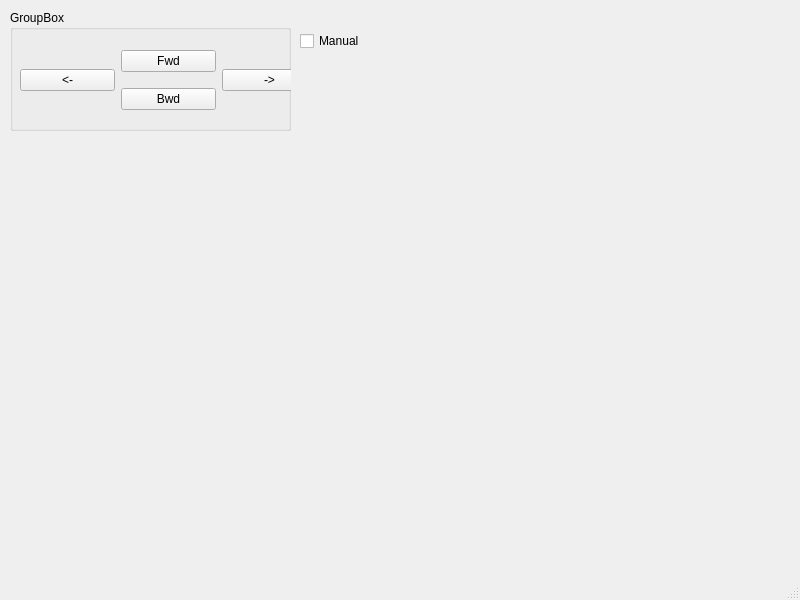
The window that microprobe_app/mainwindow.ui (AlexMarguet/microbs-microprobe) describes before a commit, drawn with Qt 5.
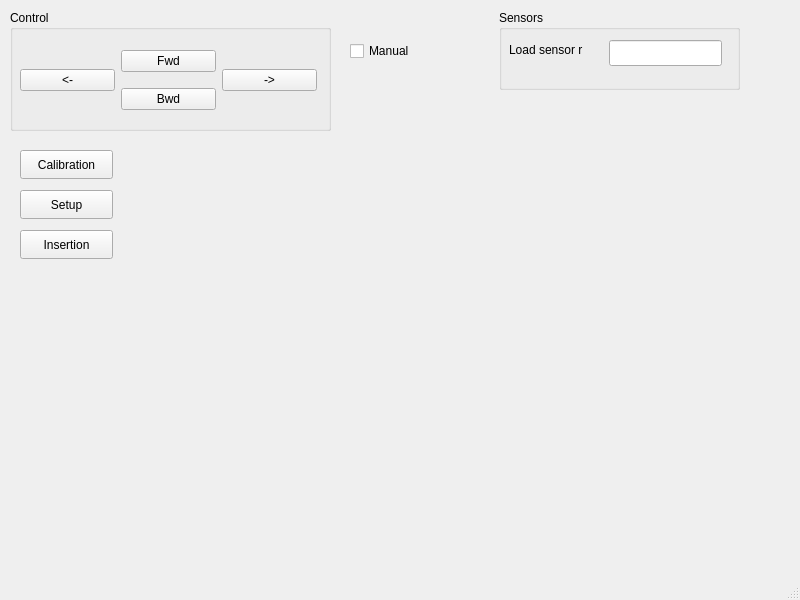
The same window after the commit.

Commit message: Calibration and Adc output

The edit to the form file:
```diff
--- a/microprobe_app/mainwindow.ui
+++ b/microprobe_app/mainwindow.ui
@@ -19,12 +19,12 @@
      <rect>
       <x>10</x>
       <y>10</y>
-      <width>281</width>
+      <width>321</width>
       <height>121</height>
      </rect>
     </property>
     <property name="title">
-     <string>GroupBox</string>
+     <string>Control</string>
     </property>
     <widget class="QWidget" name="horizontalLayoutWidget">
      <property name="geometry">
@@ -74,8 +74,8 @@
    <widget class="QCheckBox" name="checkBox">
     <property name="geometry">
      <rect>
-      <x>300</x>
-      <y>30</y>
+      <x>350</x>
+      <y>40</y>
       <width>77</width>
       <height>22</height>
      </rect>
@@ -84,6 +84,87 @@
      <string>Manual</string>
     </property>
    </widget>
+   <widget class="QPushButton" name="pushButton_5">
+    <property name="geometry">
+     <rect>
+      <x>20</x>
+      <y>190</y>
+      <width>93</width>
+      <height>29</height>
+     </rect>
+    </property>
+    <property name="text">
+     <string>Setup</string>
+    </property>
+   </widget>
+   <widget class="QPushButton" name="pushButton_6">
+    <property name="geometry">
+     <rect>
+      <x>20</x>
+      <y>230</y>
+      <width>93</width>
+      <height>29</height>
+     </rect>
+    </property>
+    <property name="text">
+     <string>Insertion</string>
+    </property>
+   </widget>
+   <widget class="QPushButton" name="pushButton_7">
+    <property name="geometry">
+     <rect>
+      <x>20</x>
+      <y>150</y>
+      <width>93</width>
+      <height>29</height>
+     </rect>
+    </property>
+    <property name="text">
+     <string>Calibration</string>
+    </property>
+   </widget>
+   <widget class="QGroupBox" name="groupBox_2">
+    <property name="geometry">
+     <rect>
+      <x>499</x>
+      <y>10</y>
+      <width>241</width>
+      <height>80</height>
+     </rect>
+    </property>
+    <property name="title">
+     <string>Sensors</string>
+    </property>
+    <widget class="QLineEdit" name="lineEdit">
+     <property name="geometry">
+      <rect>
+       <x>110</x>
+       <y>30</y>
+       <width>113</width>
+       <height>26</height>
+      </rect>
+     </property>
+     <property name="readOnly">
+      <bool>true</bool>
+     </property>
+     <property name="clearButtonEnabled">
+      <bool>false</bool>
+     </property>
+    </widget>
+    <widget class="QLabel" name="label">
+     <property name="geometry">
+      <rect>
+       <x>10</x>
+       <y>30</y>
+       <width>91</width>
+       <height>20</height>
+      </rect>
+     </property>
+     <property name="text">
+      <string>Load sensor r</string>
+     </property>
+    </widget>
+   </widget>
   </widget>
   <widget class="QMenuBar" name="menubar">
    <property name="geometry">
```
The commit also changes 9 other files.
